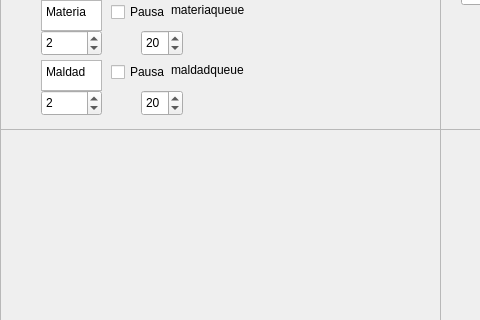
Above: MonsterFactory/mainwindow.ui from arty4325/IC2001-MonsterFactory before the change; both pictures show x 0 to 480 and y 121 to 441 of the 1366 by 768 pixel window. Below: the same form after it.
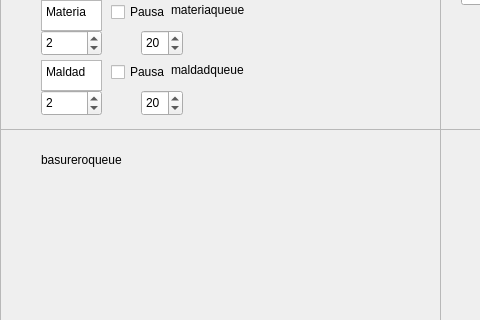
That is the form after the change.

```diff
--- a/MonsterFactory/mainwindow.ui
+++ b/MonsterFactory/mainwindow.ui
@@ -232,6 +232,19 @@
        <height>249</height>
       </rect>
      </property>
+     <widget class="QLabel" name="basureroLabel">
+      <property name="geometry">
+       <rect>
+        <x>40</x>
+        <y>20</y>
+        <width>251</width>
+        <height>20</height>
+       </rect>
+      </property>
+      <property name="text">
+       <string>basureroqueue</string>
+      </property>
+     </widget>
     </widget>
    </widget>
    <widget class="QScrollArea" name="scrollArea_9">
```
